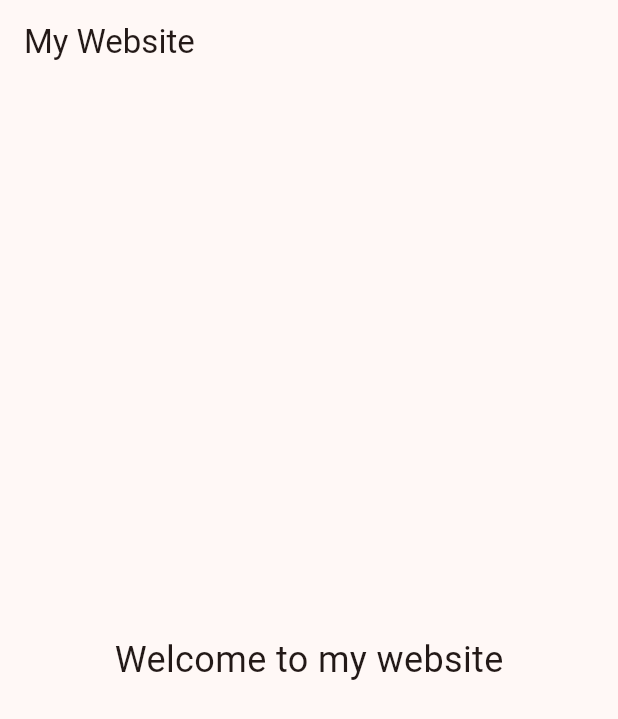
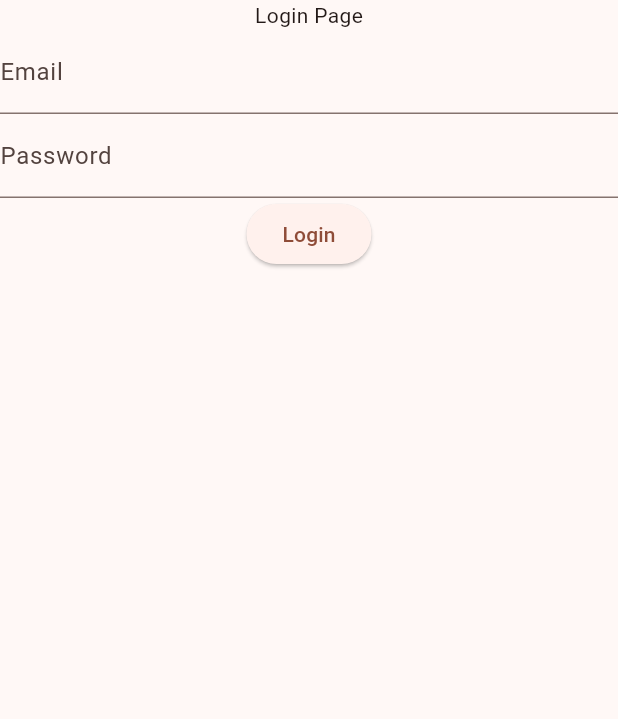
Before and after one commit to AvantSwift-Solutions/eportfolio-website, a Flutter app: the screen it shows after launch, on a phone screen of 412 x 824 dp. Shown: the top 719 px of the screen. Run offline on Flutter 3.47's test engine with Material 2 defaults, Android fonts, the phone set to English and light mode, and no system bars; our stand-ins replace cloud_firestore, firebase_auth, firebase_core; accounts and stored records are empty.

Commit message:
auth created

```diff
--- /dev/null
+++ b/avantswift_portfolio/lib/controller/login_controller.dart
@@ -0,0 +1,7 @@
+import 'package:avantswift_portfolio/models/User.dart';
+
+class LoginController {
+  void onLoginSuccess(User user) {
+    // print(user);
+  }
+}
--- a/avantswift_portfolio/lib/main.dart
+++ b/avantswift_portfolio/lib/main.dart
@@ -1,5 +1,10 @@
+import 'package:avantswift_portfolio/controller/login_controller.dart';
+import 'package:avantswift_portfolio/models/User.dart';
 import 'package:avantswift_portfolio/pages/default.dart';
-import 'package:avantswift_portfolio/pages/defaultNew.dart';
+import 'package:avantswift_portfolio/pages/login.dart';
+import 'package:avantswift_portfolio/services/auth_state.dart';
+import 'package:cloud_firestore/cloud_firestore.dart';
+import 'package:firebase_auth/firebase_auth.dart' as auth;
 import 'package:firebase_core/firebase_core.dart';
 import 'package:flutter/material.dart';
 import 'firebase_options.dart';
@@ -10,34 +15,78 @@ void main() async {
     options: DefaultFirebaseOptions.currentPlatform,
   );
 
-  runApp(MyApp());
+  final AuthState authState = AuthState(); // Create an instance of AuthState
+
+  runApp(MyApp(authState: authState));
 }
 
 class MyApp extends StatefulWidget {
-  MyApp({Key? key}) : super(key: key);
+  final AuthState authState;
+
+  MyApp({required this.authState, Key? key}) : super(key: key);
 
   @override
   _MyAppState createState() => _MyAppState();
 }
 
 class _MyAppState extends State<MyApp> {
+  final LoginController loginController = LoginController();
+
   @override
   void initState() {
     super.initState();
+    mapAuthentication(); // Map authenticated user to local user model
+  }
+
+  Future<User?> mapAuthentication() async {
+    final auth.User? firebaseUser = widget.authState.getCurrentUser();
+    if (firebaseUser != null) {
+      final userDocument = await FirebaseFirestore.instance
+          .collection('User')
+          .doc(firebaseUser.uid)
+          .get();
+      final currentUser = User.fromDocumentSnapshot(userDocument);
+      loginController.onLoginSuccess(currentUser);
+      return currentUser;
+    }
+    return null;
   }
 
   @override
   Widget build(BuildContext context) {
     return MaterialApp(
-        title: 'AvantSwift Solutions',
+      title: 'EnableOrg',
       theme: ThemeData(
         useMaterial3: true,
         colorScheme: ColorScheme.fromSeed(seedColor: Colors.deepOrange),
       ),
-        initialRoute: '/home',
+      initialRoute: '/login',
       routes: {
-          '/home': (context) => DefaultPage(),
-          '/New_home': (context) => DefaultPageNew()
+        '/login': (context) => LoginPage(
+              authState: widget.authState,
+              onLoginSuccess: (user) {
+                loginController.onLoginSuccess(user);
+                Navigator.pushNamed(context, '/home');
+              },
+            ),
+        '/home': (context) {
+          return FutureBuilder<User?>(
+            future: mapAuthentication(),
+            builder: (context, snapshot) {
+              if (snapshot.connectionState == ConnectionState.waiting) {
+                return Container(); // Return a placeholder widget while waiting
+              } else if (snapshot.hasError || snapshot.data == null) {
+                Future.delayed(Duration.zero, () {
+                  Navigator.pushNamed(context, '/login');
                 });
+                return Container(); // Return a fallback widget if the user is not authenticated or is a manager
+              } else {
+                return DefaultPage(user: snapshot.data!);
+              }
+            },
+          );
+        }
+      },
+    );
   }
 }
--- /dev/null
+++ b/avantswift_portfolio/lib/models/User.dart
@@ -0,0 +1,30 @@
+import 'package:cloud_firestore/cloud_firestore.dart';
+
+class User {
+  final String uid;
+  final String email;
+  final String name;
+
+  User({
+    required this.uid,
+    required this.email,
+    required this.name,
+  });
+
+  factory User.fromDocumentSnapshot(DocumentSnapshot snapshot) {
+    try {
+      final data = snapshot.data() as Map<String, dynamic>;
+      final uid = data['uid'] as String;
+      final email = data['email'] as String;
+      final name = data['name'] as String;
+
+      return User(
+        uid: uid,
+        email: email,
+        name: name,
+      );
+    } catch (e) {
+      rethrow;
+    }
+  }
+}
--- a/avantswift_portfolio/lib/pages/default.dart
+++ b/avantswift_portfolio/lib/pages/default.dart
@@ -1,13 +1,17 @@
 // ignore_for_file: use_key_in_widget_constructors
 
+import 'package:avantswift_portfolio/models/User.dart';
 import 'package:flutter/material.dart';
 
+// ignore: must_be_immutable
 class DefaultPage extends StatelessWidget {
+  User user;
+  DefaultPage({required this.user});
   @override
   Widget build(BuildContext context) {
     return Scaffold(
       appBar: AppBar(
-        title: Text('My Website'),
+        title: Text('My Website - ${user.name}'),
       ),
       body: const Center(
         child: Text(
--- a/avantswift_portfolio/lib/pages/defaultNew.dart
+++ b/avantswift_portfolio/lib/pages/defaultNew.dart
@@ -1,6 +1,5 @@
 // ignore_for_file: use_key_in_widget_constructors
 
-import 'package:avantswift_portfolio/pages/default.dart';
 import 'package:flutter/material.dart';
 
 class DefaultPageNew extends StatelessWidget {
--- /dev/null
+++ b/avantswift_portfolio/lib/pages/login.dart
@@ -0,0 +1,136 @@
+import 'package:cloud_firestore/cloud_firestore.dart';
+import 'package:avantswift_portfolio/services/auth_state.dart';
+import 'package:firebase_auth/firebase_auth.dart';
+import 'package:flutter/material.dart';
+import 'package:avantswift_portfolio/models/User.dart' as model;
+
+class LoginPage extends StatefulWidget {
+  final Function(model.User) onLoginSuccess;
+  final AuthState authState; // Updated: Accept AuthState as a parameter
+
+  LoginPage({required this.onLoginSuccess, required this.authState});
+
+  @override
+  LoginPageState createState() => LoginPageState();
+}
+
+class LoginPageState extends State<LoginPage> {
+  final _formKey = GlobalKey<FormState>();
+  final _emailController = TextEditingController();
+  final _passwordController = TextEditingController();
+
+  @override
+  void dispose() {
+    _emailController.dispose();
+    _passwordController.dispose();
+    super.dispose();
+  }
+
+  @override
+  Widget build(BuildContext context) {
+    return Scaffold(
+      body: Form(
+        key: _formKey,
+        child: Column(
+          children: [
+            const Text('Login Page'),
+            TextFormField(
+              controller: _emailController,
+              decoration: const InputDecoration(
+                labelText: 'Email',
+              ),
+              validator: (value) {
+                if (value?.isEmpty ?? true) {
+                  return 'Please enter an email';
+                }
+                return null;
+              },
+            ),
+            TextFormField(
+              controller: _passwordController,
+              decoration: const InputDecoration(
+                labelText: 'Password',
+              ),
+              obscureText: true,
+              validator: (value) {
+                if (value?.isEmpty ?? true) {
+                  return 'Please enter a password';
+                }
+                return null;
+              },
+            ),
+            ElevatedButton(
+              onPressed: () {
+                if (_formKey.currentState?.validate() ?? false) {
+                  _loginWithEmailAndPassword();
+                }
+              },
+              child: const Text('Login'),
+            ),
+          ],
+        ),
+      ),
+    );
+  }
+
+  Future<void> _loginWithEmailAndPassword() async {
+    try {
+      final email = _emailController.text.trim();
+      final password = _passwordController.text;
+
+      final UserCredential? userCredential =
+          await widget.authState.signInWithEmailAndPassword(email, password);
+
+      if (userCredential != null) {
+        final User? firebaseUser = userCredential.user;
+
+        if (firebaseUser != null) {
+          final uid = firebaseUser.uid;
+
+          final DocumentSnapshot userDocument = await FirebaseFirestore.instance
+              .collection('User')
+              .doc(uid)
+              .get();
+
+          final currentUser = model.User.fromDocumentSnapshot(userDocument);
+
+          widget.onLoginSuccess(currentUser);
+        }
+      } else {
+        // ignore: use_build_context_synchronously
+        showDialog(
+          context: context,
+          builder: (context) => AlertDialog(
+            title: const Text('Login Error'),
+            content: const Text('Failed to log in. Please try again.'),
+            actions: [
+              TextButton(
+                onPressed: () {
+                  Navigator.pop(context);
+                },
+                child: const Text('OK'),
+              ),
+            ],
+          ),
+        );
+      }
+    } catch (e) {
+      print('Login Error: $e');
+      showDialog(
+        context: context,
+        builder: (context) => AlertDialog(
+          title: const Text('Login Error'),
+          content: const Text('Failed to log in. Please try again.'),
+          actions: [
+            TextButton(
+              onPressed: () {
+                Navigator.pop(context);
+              },
+              child: const Text('OK'),
+            ),
+          ],
+        ),
+      );
+    }
+  }
+}
--- /dev/null
+++ b/avantswift_portfolio/lib/services/auth_state.dart
@@ -0,0 +1,30 @@
+import 'package:firebase_auth/firebase_auth.dart';
+
+class AuthState {
+  final FirebaseAuth _firebaseAuth = FirebaseAuth.instance;
+
+  User? getCurrentUser() {
+    return _firebaseAuth.currentUser;
+  }
+
+  Future<UserCredential?> signInWithEmailAndPassword(
+      String email, String password) async {
+    try {
+      return await _firebaseAuth.signInWithEmailAndPassword(
+        email: email,
+        password: password,
+      );
+    } catch (e) {
+      print('Login Error: $e');
+      return null;
+    }
+  }
+
+  Future<void> signOut() async {
+    await _firebaseAuth.signOut();
+  }
+
+  Stream<User?> get authStateChanges {
+    return _firebaseAuth.authStateChanges();
+  }
+}
--- a/avantswift_portfolio/pubspec.yaml
+++ b/avantswift_portfolio/pubspec.yaml
@@ -36,6 +36,8 @@ dependencies:
   # Use with the CupertinoIcons class for iOS style icons.
   cupertino_icons: ^1.0.2
   firebase_core: ^2.15.0
+  firebase_auth: ^4.7.2
+  cloud_firestore: ^4.8.4
 
 dev_dependencies:
   flutter_test:
```
Also changed, not shown: avantswift_portfolio/pubspec.lock, 1 other file. Lines whose indentation alone changed are shown as unchanged.
